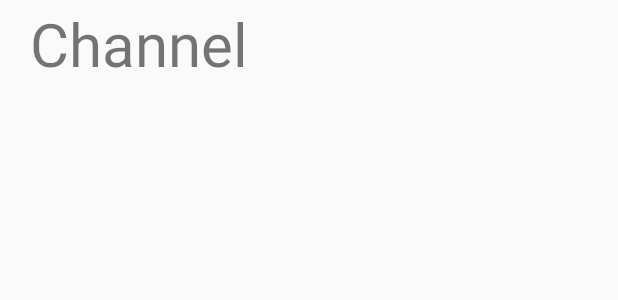
After one commit to FynnMcKracken/MFT, an Android app: the layout item_channel.xml on its own in the app's theme, with its tools: preview values and no code run, on a phone screen of 412 x 824 dp. The commit adds this screen. Shown: the top 300 px of the screen. Run offline under Robolectric (Android 15) with nearby library versions, the phone set to English and light mode, and no system bars.

Commit message:
Recyclerview with FastScroll for Channels
Channels can be toggled

Also added Channel-Class

```diff
--- a/app/build.gradle
+++ b/app/build.gradle
@@ -32,4 +32,5 @@ dependencies {
     testImplementation 'junit:junit:4.12'
     androidTestImplementation 'androidx.test:runner:1.1.0-alpha4'
     androidTestImplementation 'androidx.test.espresso:espresso-core:3.1.0-alpha4'
+    implementation 'com.simplecityapps:recyclerview-fastscroll:2.0.0'
 }
--- a/app/src/main/java/de/mckracken/mft/Manager/BluetoothService.kt
+++ b/app/src/main/java/de/mckracken/mft/manager/BluetoothService.kt
@@ -1,4 +1,4 @@
-package de.mckracken.mft.Manager
+package de.mckracken.mft.manager
 
 import android.bluetooth.BluetoothAdapter
 import android.bluetooth.BluetoothDevice
--- a/app/src/main/java/de/mckracken/mft/Manager/CustomBluetoothManager.kt
+++ b/app/src/main/java/de/mckracken/mft/manager/CustomBluetoothManager.kt
@@ -1,4 +1,4 @@
-package de.mckracken.mft.Manager
+package de.mckracken.mft.manager
 
 import android.bluetooth.BluetoothAdapter
 import android.bluetooth.BluetoothDevice
@@ -6,14 +6,10 @@ import android.content.BroadcastReceiver
 import android.content.Context
 import android.content.Intent
 import android.content.IntentFilter
-import android.os.Bundle
 import android.os.Handler
 import android.os.Message
-import android.view.View
 import android.widget.*
 import androidx.appcompat.app.AppCompatActivity
-import androidx.core.app.ActivityCompat.startActivityForResult
-import kotlinx.android.synthetic.main.activity_main.*
 import java.io.UnsupportedEncodingException
 
 class CustomBluetoothManager (applicationContext: Context) {
--- /dev/null
+++ b/app/src/main/res/layout/item_channel.xml
@@ -0,0 +1,31 @@
+<?xml version="1.0" encoding="utf-8"?>
+<androidx.constraintlayout.widget.ConstraintLayout xmlns:android="http://schemas.android.com/apk/res/android"
+                                                   xmlns:app="http://schemas.android.com/apk/res-auto"
+                                                   android:orientation="horizontal"
+                                                   android:layout_width="match_parent"
+                                                   android:layout_height="wrap_content"
+                                                   android:layout_marginTop="2dp"
+                                                   android:layout_marginBottom="2dp"
+                                                   android:paddingStart="20dp"
+                                                   android:paddingEnd="20dp"
+                                                   android:id="@+id/item_channel_cl">
+
+    <TextView android:layout_width="wrap_content"
+              android:layout_height="wrap_content"
+              android:text="Channel"
+              android:textSize="40dp"
+              android:id="@+id/item_channel_tv"
+              app:layout_constraintStart_toStartOf="parent"
+              app:layout_constraintTop_toTopOf="parent"
+              app:layout_constraintBottom_toBottomOf="parent"/>
+
+    <ImageView android:layout_width="wrap_content"
+               android:layout_height="wrap_content"
+               android:id="@+id/item_channel_iv"
+               app:layout_constraintTop_toTopOf="parent"
+               app:layout_constraintEnd_toEndOf="parent"
+               app:layout_constraintBottom_toBottomOf="parent"/>
+
+
+
+</androidx.constraintlayout.widget.ConstraintLayout>
--- a/app/src/main/res/menu/navigation.xml
+++ b/app/src/main/res/menu/navigation.xml
@@ -12,8 +12,8 @@
         android:title="@string/title_dashboard"/>
 
     <item
-        android:id="@+id/navigation_notifications"
-        android:icon="@drawable/ic_notifications_black_24dp"
-        android:title="@string/title_notifications"/>
+        android:id="@+id/navigation_list"
+        android:icon="@drawable/ic_list"
+        android:title="@string/title_list"/>
 
 </menu>
--- a/app/src/main/res/values/colors.xml
+++ b/app/src/main/res/values/colors.xml
@@ -2,5 +2,9 @@
 <resources>
     <color name="colorPrimary">#008577</color>
     <color name="colorPrimaryDark">#00574B</color>
-    <color name="colorAccent">#D81B60</color>
+    <color name="colorAccent">#555555</color>
+    <color name="colorIconCrossed">#FF0000</color>
+    <color name="colorIconChecked">#00CC00</color>
+    <color name="colorChannelReserved">#FF9999</color>
+    <color name="colorChannelFree">#99FF99</color>
 </resources>
--- a/app/src/main/res/values/strings.xml
+++ b/app/src/main/res/values/strings.xml
@@ -2,5 +2,5 @@
     <string name="app_name">MFT</string>
     <string name="title_home">Home</string>
     <string name="title_dashboard">Dashboard</string>
-    <string name="title_notifications">Notifications</string>
+    <string name="title_list">List</string>
 </resources>
--- a/build.gradle
+++ b/build.gradle
@@ -8,7 +8,7 @@ buildscript {
 
     }
     dependencies {
-        classpath 'com.android.tools.build:gradle:3.4.0'
+        classpath 'com.android.tools.build:gradle:3.4.1'
         classpath "org.jetbrains.kotlin:kotlin-gradle-plugin:$kotlin_version"
         // NOTE: Do not place your application dependencies here; they belong
         // in the individual module build.gradle files
```
Also changed, not shown: app/src/main/java/de/mckracken/mft/MainActivity.kt (+7 -4 lines), app/src/main/java/de/mckracken/mft/fragments/ChannelRecyclerViewAdapter.kt (added, +64 -0 lines), app/src/main/java/de/mckracken/mft/fragments/ListFragment.kt (added, +33 -0 lines), app/src/main/java/de/mckracken/mft/model/Channel.kt (added, +8 -0 lines), app/src/main/res/drawable/ic_circle_checked.xml (added, +12 -0 lines), app/src/main/res/drawable/ic_circle_crossed.xml (added, +12 -0 lines), app/src/main/res/drawable/ic_list.xml (added, +12 -0 lines), app/src/main/res/layout/activity_main.xml (+8 -10 lines), app/src/main/res/layout/fragment_list.xml (added, +23 -0 lines).
